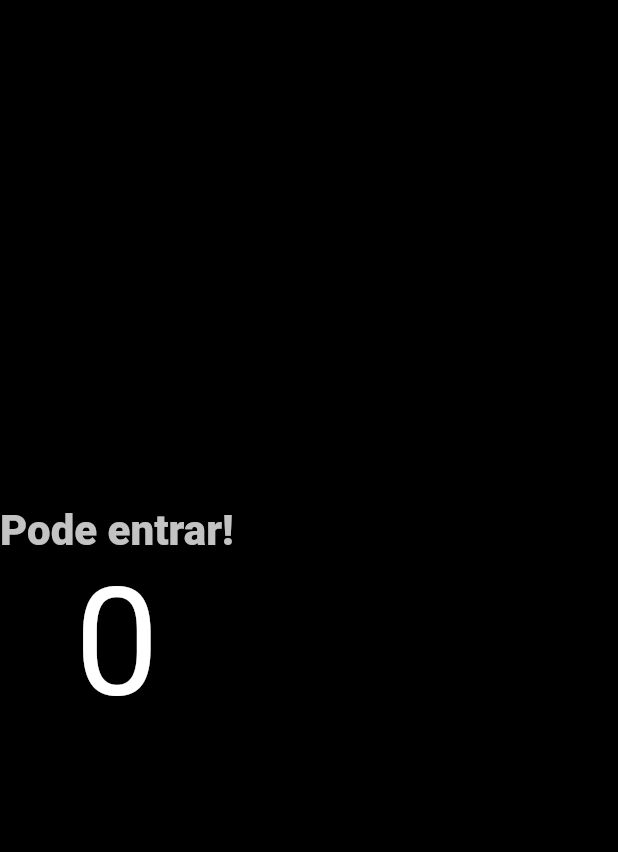
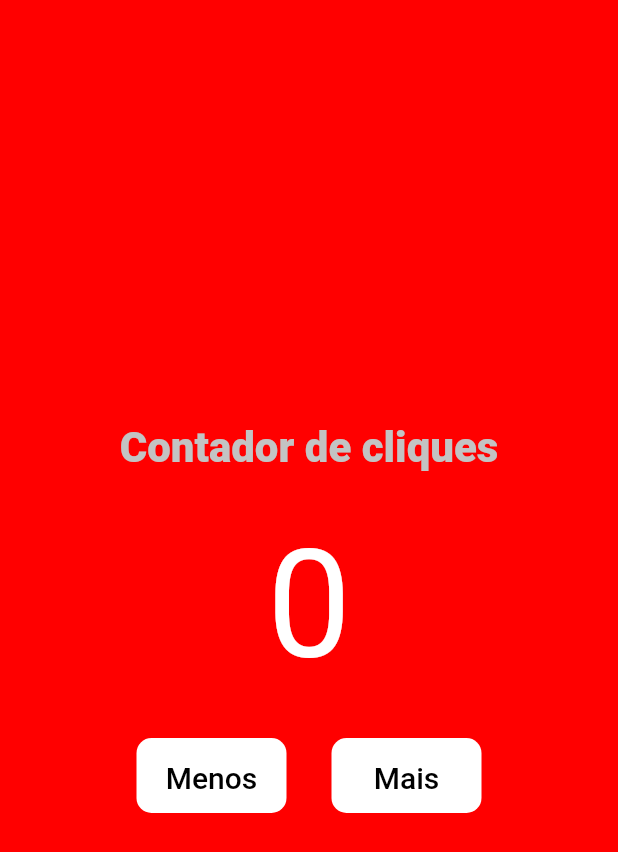
Before and after one commit to HenryGZ/Flutter, a Flutter app: the screen it shows after launch, on a phone screen of 412 x 824 dp. Shown: the top 852 px of the screen. Run offline on Flutter 3.47's test engine with Material 2 defaults, Android fonts, the phone set to English and light mode, and no system bars.

Commit message:
alterações no primeiro app

```diff
--- a/contador_de_pessoas/lib/main.dart
+++ b/contador_de_pessoas/lib/main.dart
@@ -17,28 +17,74 @@ class MyApp extends StatelessWidget {
   }
 }
 
+void decressimo() {
+  print('decressimo');
+}
+
+void acressimo() {
+  print('acressimo');
+}
+
 class HomePage extends StatelessWidget {
   const HomePage({Key? key}) : super(key: key);
-
   @override
   Widget build(BuildContext context) {
     // ignore: prefer_const_constructors
     return Scaffold(
-      backgroundColor: Colors.black,
+      backgroundColor: const Color.fromARGB(255, 255, 0, 0),
       // ignore: prefer_const_constructors
       body: Column(
         mainAxisAlignment: MainAxisAlignment.center,
-        children: const [
-          Text('Pode entrar!',
+        children: [
+          const Text('Contador de cliques',
               style: TextStyle(
                 fontSize: 28,
                 color: Color.fromARGB(255, 195, 195, 195),
                 fontWeight: FontWeight.w800,
               )),
-          Text(
-            '0',
-            style: TextStyle(fontSize: 100, color: Colors.white),
-          )
+
+          //const SizedBox(height: 30),
+          const Padding(
+            padding: EdgeInsets.all(30),
+            child: Text(
+              '0',
+              style: TextStyle(fontSize: 100, color: Colors.white),
+            ),
+          ),
+          Row(
+            mainAxisAlignment: MainAxisAlignment.center,
+            children: [
+              TextButton(
+                onPressed: decressimo,
+                style: TextButton.styleFrom(
+                    foregroundColor: Colors.black,
+                    backgroundColor: Colors.white,
+                    fixedSize: const Size(100, 50),
+                    shape: RoundedRectangleBorder(
+                        borderRadius: BorderRadius.circular(10)),
+                    padding: const EdgeInsets.all(15)),
+                child: const Text(
+                  'Menos',
+                  style: TextStyle(color: Colors.black, fontSize: 20),
+                ),
+              ),
+              const SizedBox(width: 30),
+              TextButton(
+                onPressed: acressimo,
+                style: TextButton.styleFrom(
+                    foregroundColor: Colors.black,
+                    backgroundColor: Colors.white,
+                    fixedSize: const Size(100, 50),
+                    shape: RoundedRectangleBorder(
+                        borderRadius: BorderRadius.circular(10)),
+                    padding: const EdgeInsets.all(15)),
+                child: const Text(
+                  'Mais',
+                  style: TextStyle(color: Colors.black, fontSize: 20),
+                ),
+              ),
+            ],
+          ),
         ],
       ),
     );
```
